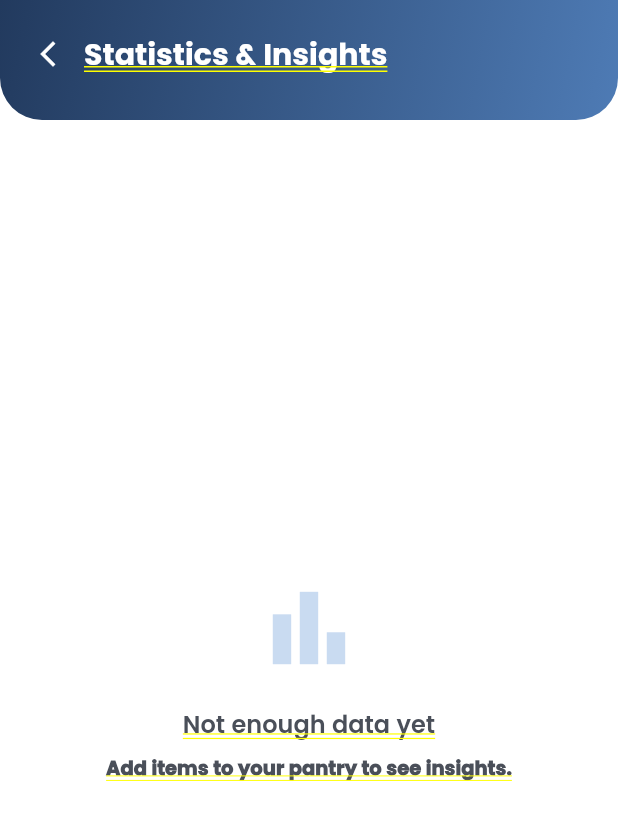
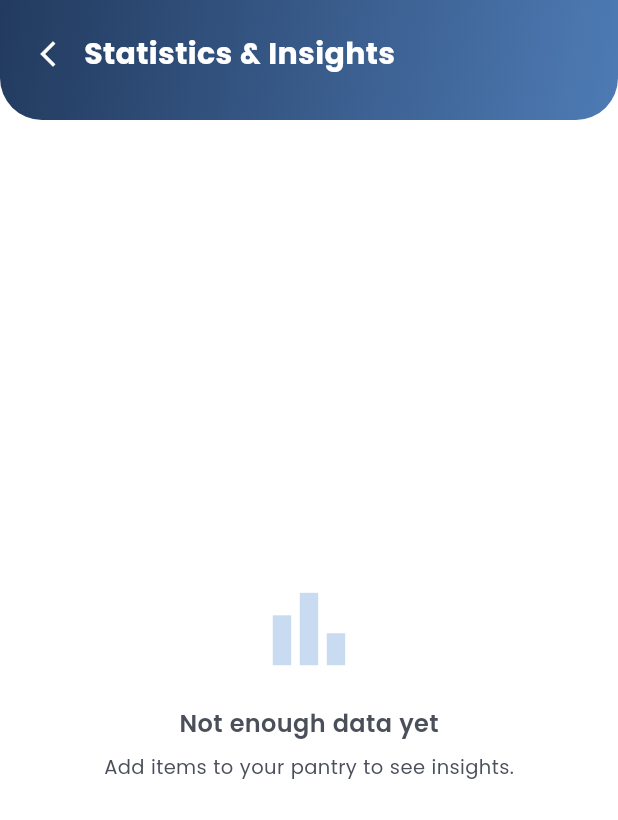
Before and after one commit to Rianne-Magtuba/ShelfLife_FrontEnd, a Flutter app: the StatisticsPage screen opened by its route, on a phone screen of 412 x 824 dp. Shown: the top 820 px of the screen. Run offline on Flutter 3.47's test engine with Material 3 defaults, Android fonts, the phone set to English and light mode, and no system bars; our stand-ins replace fl_chart, flutter_animate, flutter_local_notifications, flutter_riverpod, flutter_secure_storage, flutter_svg and 6 more; missing offline and left inert: mobile_scanner; accounts and stored records are empty; network calls fail.

Commit message:
bit more fixes
bit more fixes

```diff
--- a/lib/pages/help_page.dart
+++ b/lib/pages/help_page.dart
@@ -457,7 +457,7 @@ class _Card extends StatelessWidget {
         borderRadius: BorderRadius.circular(AppSizes.radiusL),
         boxShadow: [
           BoxShadow(
-            color: AppColors.mediumBlue.withOpacity(0.07),
+            color: AppColors.mediumBlue.withOpacity(0.30),
             blurRadius: 8,
             offset: const Offset(0, 2),
           ),
--- a/lib/pages/notification_settings_page.dart
+++ b/lib/pages/notification_settings_page.dart
@@ -331,7 +331,7 @@ class _SettingsSection extends StatelessWidget {
             borderRadius: BorderRadius.circular(AppSizes.radiusL),
             boxShadow: [
               BoxShadow(
-                  color: AppColors.mediumBlue.withOpacity(0.05), blurRadius: 8)
+                  color: AppColors.mediumBlue.withOpacity(0.3), blurRadius: 8)
             ],
           ),
           child: Column(children: children),
--- a/lib/pages/statistics_page.dart
+++ b/lib/pages/statistics_page.dart
@@ -36,7 +36,9 @@ class _StatisticsPageState extends ConsumerState<StatisticsPage> {
 
     // ── Loading ─────────────────────────────────────────────────────────
     if (asyncData.isLoading) {
-      return AppBackground(
+      return Scaffold(                          // ← add Scaffold
+        backgroundColor: Colors.transparent,
+        body: AppBackground(
           child: Column(
             children: [
               const StatisticsHeader(),
@@ -47,12 +49,15 @@ class _StatisticsPageState extends ConsumerState<StatisticsPage> {
               ),
             ],
           ),
+        ),
       );
     }
 
 // ── Error ────────────────────────────────────────────────────────────
     if (asyncData.hasError) {
-      return AppBackground(
+      return Scaffold(                          // ← add Scaffold
+        backgroundColor: Colors.transparent,
+        body: AppBackground(
           child: Column(
             children: [
               const StatisticsHeader(),
@@ -83,6 +88,7 @@ class _StatisticsPageState extends ConsumerState<StatisticsPage> {
               ),
             ],
           ),
+        ),
       );
     }
 
@@ -90,7 +96,9 @@ class _StatisticsPageState extends ConsumerState<StatisticsPage> {
     final data = asyncData.value!;
 
     if (data.isEmpty) {
-      return AppBackground(
+      return Scaffold(                          // ← add Scaffold
+        backgroundColor: Colors.transparent,
+        body: AppBackground(
           child: Column(
             children: [
               const StatisticsHeader(),
@@ -116,6 +124,7 @@ class _StatisticsPageState extends ConsumerState<StatisticsPage> {
                 ),
               ),
             ],
+          ),
         ),
       );
     }
@@ -553,7 +562,7 @@ class _MetricCard extends StatelessWidget {
           borderRadius: BorderRadius.circular(AppSizes.radiusL),
           boxShadow: [
             BoxShadow(
-              color: AppColors.mediumBlue.withOpacity(0.07),
+              color: AppColors.mediumBlue.withOpacity(0.3),
               blurRadius: 8,
               offset: const Offset(0, 2),
             ),
@@ -594,7 +603,7 @@ class _SectionCard extends StatelessWidget {
         borderRadius: BorderRadius.circular(AppSizes.radiusL),
         boxShadow: [
           BoxShadow(
-            color: AppColors.mediumBlue.withOpacity(0.07),
+            color: AppColors.mediumBlue.withOpacity(0.3),
             blurRadius: 8,
             offset: const Offset(0, 2),
           ),
```
Also changed, not shown: lib/pages/add_item_page.dart (+7 -7 lines), lib/pages/edit_item_page.dart (+6 -7 lines), lib/pages/item_detail_page.dart (+15 -29 lines). Lines whose indentation alone changed are shown as unchanged.
